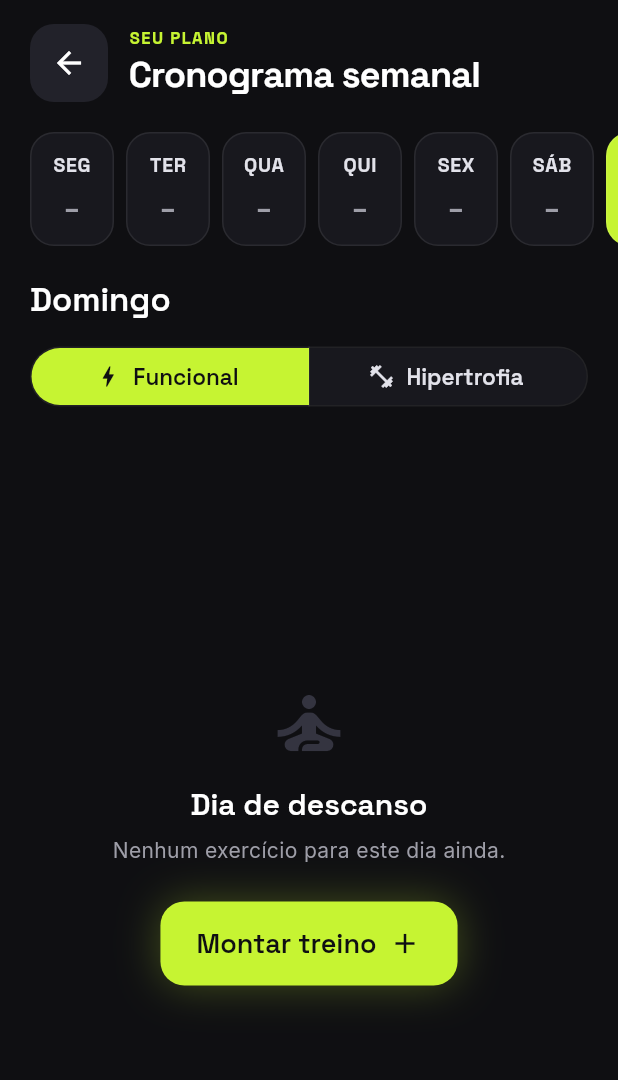
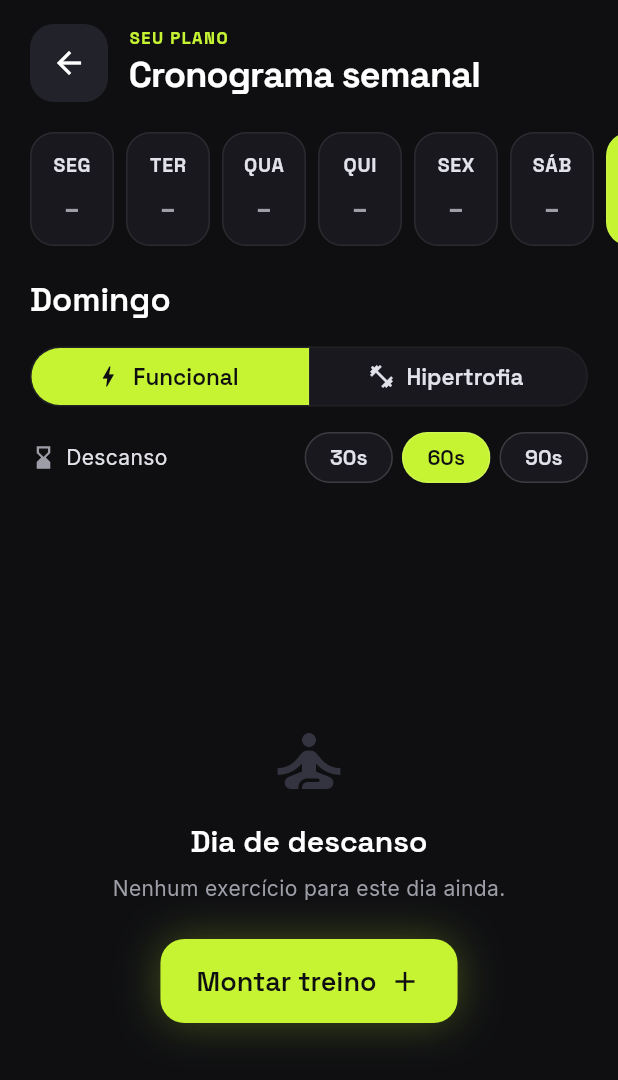
Before and after one commit to rafaellourenco10/app_gestao_muscular, a Flutter app: the WeeklyPlanScreen screen opened directly, on a phone screen of 412 x 824 dp. Shown: the top 1080 px of the screen. Run offline on Flutter 3.47's test engine with Material 3 defaults, Android fonts, the phone set to English and light mode, and no system bars; our stand-ins replace google_fonts; network calls fail.

Commit message:
Descanso configurável por dia
Escolha de 30/60/90s no cronograma; o player faz a contagem regressiva
entre séries/rodadas, vibra nos 3 últimos segundos e ao terminar.

Co-Authored-By: Claude Opus 5.5 <noreply@anthropic.com>

```diff
--- a/lib/data.dart
+++ b/lib/data.dart
@@ -122,6 +122,8 @@ int planMinutes(List<PlanItem> items) => (items.fold(0, (s, i) => s + i.seconds)
 // ponytail: só em memória (some ao fechar o app); vira as tabelas plan_days / plan_items no Supabase.
 final weeklyPlan = List.generate(7, (_) => <PlanItem>[]);
 final dayType = List.filled(7, WorkoutType.funcional);
+final dayRest = List.filled(7, 60); // descanso entre séries/rodadas, em segundos
+const restOptions = [30, 60, 90];
 
 class WorkoutLog {
   const WorkoutLog(this.date, this.title, this.exercises, this.minutes);
--- a/lib/screens/player_screen.dart
+++ b/lib/screens/player_screen.dart
@@ -45,6 +45,7 @@ class _PlayerScreenState extends State<PlayerScreen> {
 
   void _tick() {
     setState(() => _left--);
+    if (_phase == _Phase.rest && _left > 0 && _left <= 3) HapticFeedback.selectionClick(); // 3, 2, 1
     if (_left > 0) return;
     if (_phase == _Phase.rest) {
       _alert();
@@ -54,7 +55,8 @@ class _PlayerScreenState extends State<PlayerScreen> {
     }
   }
 
-  void _alert() => HapticFeedback.heavyImpact();
+  // ponytail: vibração curta do sistema; pacote `vibration` se precisar de padrão mais longo
+  void _alert() => HapticFeedback.vibrate();
 
   /// Fim de uma série/rodada: vai para a próxima série, o próximo exercício ou encerra.
   void _completeSet() {
--- a/lib/screens/weekly_plan_screen.dart
+++ b/lib/screens/weekly_plan_screen.dart
@@ -49,7 +49,7 @@ class _WeeklyPlanScreenState extends State<WeeklyPlanScreen> {
   void _play(int index) => Navigator.push(
         context,
         MaterialPageRoute(
-          builder: (_) => PlayerScreen(title: 'Treino de ${weekdays[_day].toLowerCase()}', items: weeklyPlan[_day], index: index),
+          builder: (_) => PlayerScreen(title: 'Treino de ${weekdays[_day].toLowerCase()}', items: weeklyPlan[_day], index: index, restSec: dayRest[_day]),
         ),
       ).then((_) => setState(() {})); // atualiza o selo de concluído
 
@@ -126,6 +126,30 @@ class _WeeklyPlanScreenState extends State<WeeklyPlanScreen> {
                 textStyle: grotesk(15, weight: FontWeight.w600),
               ),
             ),
+          ),
+          Padding(
+            padding: const EdgeInsets.fromLTRB(20, 10, 20, 0),
+            child: Row(children: [
+              const Icon(Icons.hourglass_bottom, size: 18, color: textLow),
+              const SizedBox(width: 6),
+              const Expanded(child: Text('Descanso', style: TextStyle(color: textMed))),
+              for (final r in restOptions)
+                Padding(
+                  padding: const EdgeInsets.only(left: 6),
+                  child: ChoiceChip(
+                    label: Text('${r}s'),
+                    selected: dayRest[_day] == r,
+                    showCheckmark: false,
+                    onSelected: (_) => setState(() => dayRest[_day] = r),
+                    labelStyle: grotesk(14, weight: FontWeight.w600, color: dayRest[_day] == r ? bg : textMed),
+                    backgroundColor: surface1,
+                    selectedColor: lime,
+                    side: const BorderSide(color: border),
+                    shape: const StadiumBorder(),
+                    visualDensity: VisualDensity.compact,
+                  ),
+                ),
+            ]),
           ),
           if (list.isNotEmpty)
             Padding(
```
